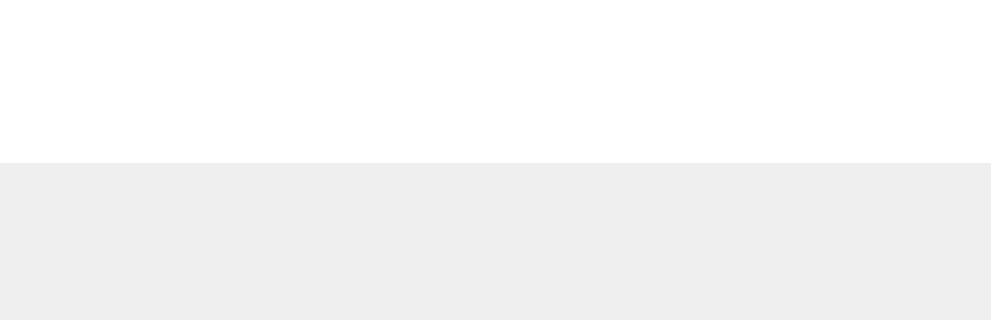
a3102a123/Project_GUI, file GUI_subwindow.ui: the form before one commit; both pictures show x 170 to 1161 and y 547 to 867 of the 1339 by 867 pixel window.
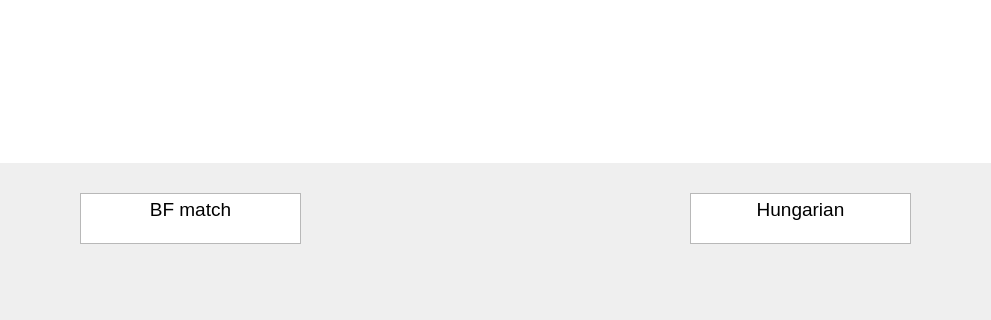
The form after the commit.

Commit message: modify match display way & add GMM mask function

What changed in the file:
```diff
--- a/GUI_subwindow.ui
+++ b/GUI_subwindow.ui
@@ -30,6 +30,50 @@
     <string/>
    </property>
   </widget>
+  <widget class="QTextBrowser" name="textBrowser">
+   <property name="geometry">
+    <rect>
+     <x>250</x>
+     <y>740</y>
+     <width>221</width>
+     <height>51</height>
+    </rect>
+   </property>
+   <property name="font">
+    <font>
+     <pointsize>14</pointsize>
+    </font>
+   </property>
+   <property name="html">
+    <string>&lt;!DOCTYPE HTML PUBLIC &quot;-//W3C//DTD HTML 4.0//EN&quot; &quot;http://www.w3.org/TR/REC-html40/strict.dtd&quot;&gt;
+&lt;html&gt;&lt;head&gt;&lt;meta name=&quot;qrichtext&quot; content=&quot;1&quot; /&gt;&lt;style type=&quot;text/css&quot;&gt;
+p, li { white-space: pre-wrap; }
+&lt;/style&gt;&lt;/head&gt;&lt;body style=&quot; font-family:'PMingLiU'; font-size:14pt; font-weight:400; font-style:normal;&quot;&gt;
+&lt;p align=&quot;center&quot; style=&quot; margin-top:0px; margin-bottom:0px; margin-left:0px; margin-right:0px; -qt-block-indent:0; text-indent:0px;&quot;&gt;BF match&lt;/p&gt;&lt;/body&gt;&lt;/html&gt;</string>
+   </property>
+  </widget>
+  <widget class="QTextBrowser" name="textBrowser_2">
+   <property name="geometry">
+    <rect>
+     <x>860</x>
+     <y>740</y>
+     <width>221</width>
+     <height>51</height>
+    </rect>
+   </property>
+   <property name="font">
+    <font>
+     <pointsize>14</pointsize>
+    </font>
+   </property>
+   <property name="html">
+    <string>&lt;!DOCTYPE HTML PUBLIC &quot;-//W3C//DTD HTML 4.0//EN&quot; &quot;http://www.w3.org/TR/REC-html40/strict.dtd&quot;&gt;
+&lt;html&gt;&lt;head&gt;&lt;meta name=&quot;qrichtext&quot; content=&quot;1&quot; /&gt;&lt;style type=&quot;text/css&quot;&gt;
+p, li { white-space: pre-wrap; }
+&lt;/style&gt;&lt;/head&gt;&lt;body style=&quot; font-family:'PMingLiU'; font-size:14pt; font-weight:400; font-style:normal;&quot;&gt;
+&lt;p align=&quot;center&quot; style=&quot; margin-top:0px; margin-bottom:0px; margin-left:0px; margin-right:0px; -qt-block-indent:0; text-indent:0px;&quot;&gt;Hungarian&lt;/p&gt;&lt;/body&gt;&lt;/html&gt;</string>
+   </property>
+  </widget>
  </widget>
  <resources/>
  <connections/>
```
The commit also changes 5 other files.
